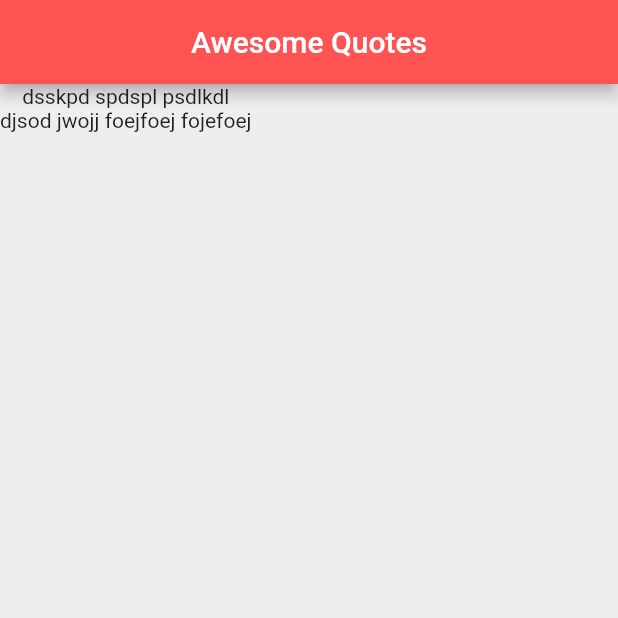
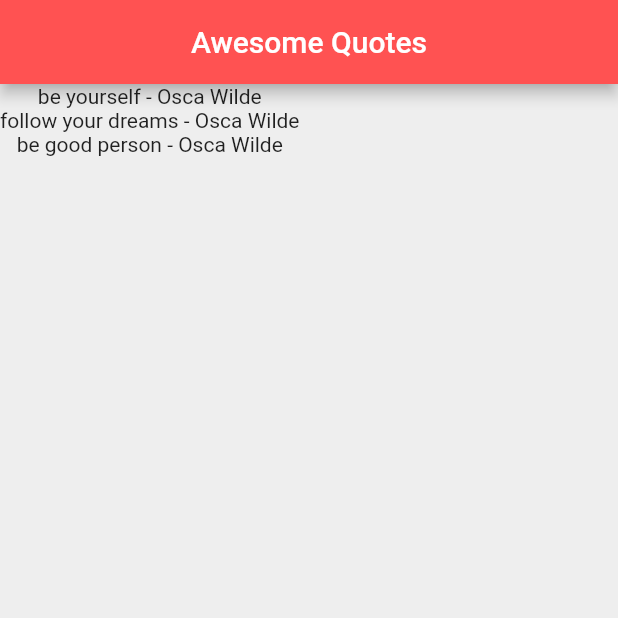
Before and after one commit to Apsaravigamage/flutter_app, a Flutter app: the screen it shows after launch, on a phone screen of 412 x 824 dp, the top half of it. Run offline on Flutter 3.47's test engine with Material 2 defaults, Android fonts, the light colour scheme and no system bars.

Commit message:
Custom classes

```diff
--- a/lib/main.dart
+++ b/lib/main.dart
@@ -1,5 +1,6 @@
 import 'package:flutter/cupertino.dart';
 import 'package:flutter/material.dart';
+import 'quote.dart';
 
 void main() => runApp(MaterialApp(
   home: QuoteList(),
@@ -11,9 +12,10 @@ class QuoteList extends StatefulWidget {
 
 class _QuoteListState extends State<QuoteList> {
 
-  List<String> quotes =[
-    'dsskpd spdspl psdlkdl',
-    'djsod jwojj foejfoej fojefoej',
+  List<Quote> quotes =[
+    Quote(author: 'Osca Wilde', text: 'be yourself'),
+    Quote(author: 'Osca Wilde', text: 'follow your dreams'),
+    Quote(author: 'Osca Wilde', text: 'be good person'),
   ];
 
   @override
@@ -26,9 +28,7 @@ class _QuoteListState extends State<QuoteList> {
         backgroundColor: Colors.redAccent,
       ),
       body: Column(
-        children: quotes.map((quote) {
-          return Text(quote);
-        }).toList(),
+        children: quotes.map((quote) => Text('${quote.text} - ${quote.author}')).toList(),
       ),
     );
 
--- /dev/null
+++ b/lib/quote.dart
@@ -0,0 +1,9 @@
+class Quote {
+  String text;
+  String author;
+
+  Quote( { this.text, this.author}){
+    this.text = text;
+    this.author = author;
+  }
+}
```
